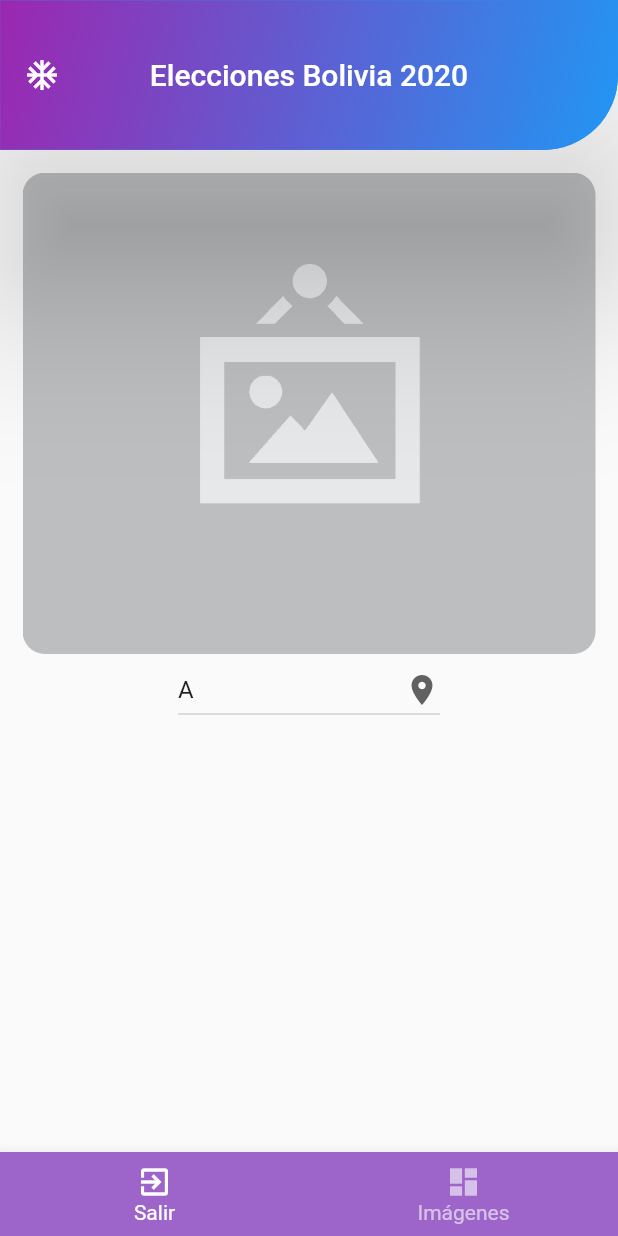
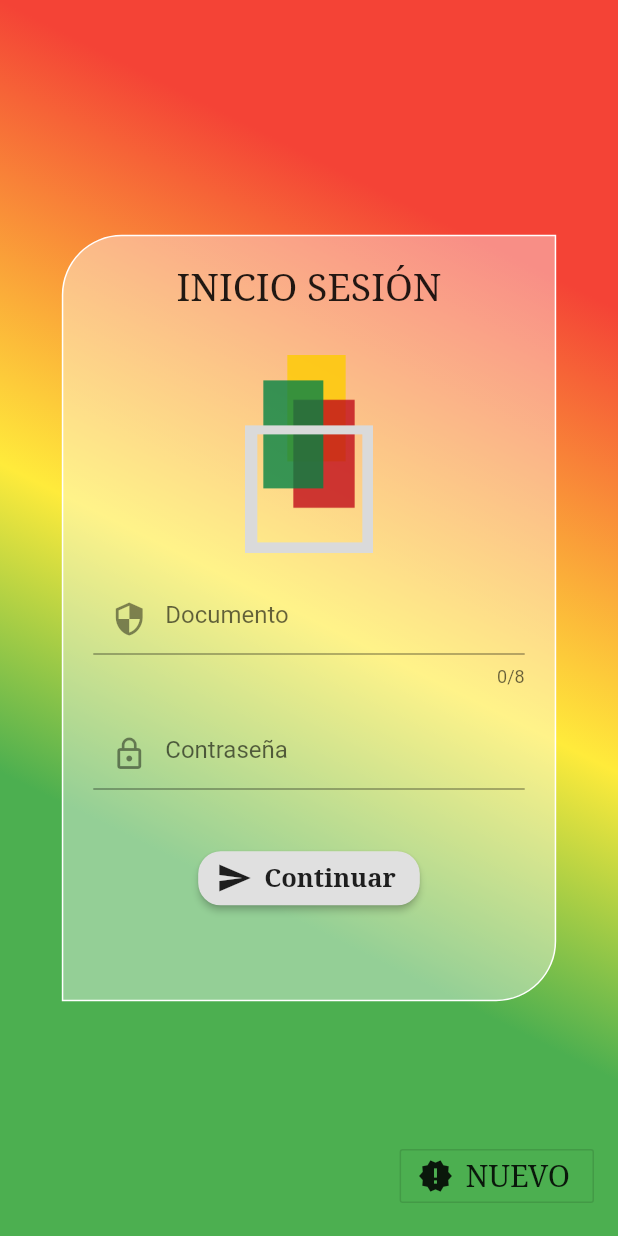
Before and after one commit to cartory/elecciones4sw, a Flutter app: the screen it shows after launch, on a phone screen of 412 x 824 dp. Run offline on Flutter 3.47's test engine with Material 2 defaults, Android fonts, the phone set to English and light mode, and no system bars; our stand-ins replace image_picker, permission_handler.

Commit message:
login page done

```diff
--- a/votercountapp/lib/main.dart
+++ b/votercountapp/lib/main.dart
@@ -1,5 +1,7 @@
 import 'package:flutter/material.dart';
-import 'package:votercountapp/src/views/home.page.dart';
+import 'package:votercountapp/src/views/auth/login.page.dart';
+import 'package:votercountapp/src/views/auth/register.page.dart';
+import 'package:votercountapp/src/views/home/home.page.dart';
 
 void main() {
   runApp(MyApp());
@@ -12,9 +14,11 @@ class MyApp extends StatelessWidget {
     return MaterialApp(
       title: 'Elecciones4SW',
       debugShowCheckedModeBanner: false,
-      initialRoute: HomePage.routeName,
+      initialRoute: LoginPage.route,
       routes: {
-        HomePage.routeName : (_) => HomePage()
+        HomePage.route        : (_) => HomePage(),
+        LoginPage.route       : (_) => LoginPage(),
+        RegisterPage.route    : (_) => RegisterPage(),
       },
     );
   }
--- a/votercountapp/lib/src/views/auth.page.dart
+++ /dev/null
@@ -1 +0,0 @@
-// import 'package:flutter/material.dart';
--- /dev/null
+++ b/votercountapp/lib/src/views/auth/login.page.dart
@@ -0,0 +1,131 @@
+import 'package:flutter/material.dart';
+
+class LoginPage extends StatefulWidget {
+  static String route = "login";
+  LoginPage({Key key}) : super(key: key);
+
+  @override
+  _LoginPageState createState() => _LoginPageState();
+}
+
+class _LoginPageState extends State<LoginPage> {
+  @override
+  Widget build(BuildContext context) {
+    final size = MediaQuery.of(context).size;
+    return Scaffold(
+      resizeToAvoidBottomInset: false,
+      body: Container(
+        child: Container(
+          alignment: Alignment.center,
+          child: Column(
+            crossAxisAlignment: CrossAxisAlignment.center,
+            mainAxisSize: MainAxisSize.max,
+            mainAxisAlignment: MainAxisAlignment.start,
+            children: [
+              Container(
+                padding: EdgeInsets.symmetric(vertical: 20),
+                child: Text(
+                  "INICIO SESIÓN",
+                  style: TextStyle(
+                    fontSize: 25,
+                    fontWeight: FontWeight.w500,
+                    fontStyle: FontStyle.normal,
+                    fontFamily: "serif",
+                  ),
+                ),
+              ),
+              Container(
+                padding: EdgeInsets.symmetric(vertical: 10),
+                child: Image.asset('assets/urn.png'),
+              ),
+              Container(
+                child: TextFormField(
+                  keyboardType: TextInputType.numberWithOptions(
+                    decimal: false,
+                    signed: false,
+                  ),
+                  maxLength: 8,
+                  textAlign: TextAlign.start,
+                  decoration: InputDecoration(
+                    hintText: "Documento",
+                    prefixIcon: Icon(Icons.security),
+                  ),
+                ),
+                padding: EdgeInsets.symmetric(vertical: 10, horizontal: 20),
+              ),
+              Container(
+                child: TextFormField(
+                  obscureText: true,
+                  keyboardType: TextInputType.numberWithOptions(
+                    decimal: false,
+                    signed: false,
+                  ),
+                  textAlign: TextAlign.start,
+                  decoration: InputDecoration(
+                    hintText: "Contraseña",
+                    prefixIcon: Icon(Icons.lock_outline),
+                  ),
+                ),
+                padding: EdgeInsets.symmetric(vertical: 10, horizontal: 20),
+              ),
+              Container(
+                padding: EdgeInsets.symmetric(vertical: 25),
+                child: RaisedButton.icon(
+                  onPressed: () {},
+                  icon: Icon(Icons.send),
+                  label: Text(
+                    "Continuar",
+                    style: TextStyle(
+                      fontSize: 17,
+                      fontWeight: FontWeight.bold,
+                      fontFamily: "serif",
+                    ),
+                  ),
+                  shape: RoundedRectangleBorder(
+                    borderRadius: BorderRadius.circular(15),
+                  ),
+                ),
+              ),
+            ],
+          ),
+          decoration: BoxDecoration(
+            color: Colors.white.withOpacity(.4),
+            borderRadius: BorderRadius.only(
+              bottomRight: Radius.circular(40),
+              topLeft: Radius.circular(40),
+            ),
+            border: Border.all(
+              color: Colors.white,
+              style: BorderStyle.solid,
+            ),
+          ),
+        ),
+        // gradient
+        padding: EdgeInsets.symmetric(
+          horizontal: size.width * .1,
+          vertical: size.height * .19,
+        ),
+        alignment: Alignment.center,
+        decoration: BoxDecoration(
+          gradient: LinearGradient(
+            begin: Alignment.topRight,
+            end: Alignment.bottomLeft,
+            stops: [.2, .5, .7],
+            colors: [Colors.red, Colors.yellow, Colors.green],
+          ),
+        ),
+      ),
+      floatingActionButton: OutlineButton.icon(
+        onPressed: () {},
+        icon: Icon(Icons.new_releases),
+        label: Text(
+          "NUEVO",
+          style: TextStyle(
+            fontFamily: "serif",
+            fontSize: 20,
+          ),
+        ),
+      ),
+    );
+  }
+}
--- /dev/null
+++ b/votercountapp/lib/src/views/auth/register.page.dart
@@ -0,0 +1,16 @@
+import 'package:flutter/material.dart';
+
+class RegisterPage extends StatefulWidget {
+  static String route = "register";
+  RegisterPage({Key key}) : super(key: key);
+
+  @override
+  _RegisterPageState createState() => _RegisterPageState();
+}
+
+class _RegisterPageState extends State<RegisterPage> {
+  @override
+  Widget build(BuildContext context) {
+    return Scaffold();
+  }
+}
--- a/votercountapp/lib/src/views/home.page.dart
+++ b/votercountapp/lib/src/views/home/home.page.dart
@@ -1,8 +1,8 @@
 import 'package:flutter/material.dart';
-import 'package:votercountapp/src/views/form.dart';
+import 'package:votercountapp/src/views/home/form.dart';
 
 class HomePage extends StatefulWidget {
-  static String routeName = "HomePage";
+  static String route = "home";
 
   HomePage({Key key}) : super(key: key);
 
```
Also changed, not shown: votercountapp/lib/src/providers/auth.service.dart (added), votercountapp/lib/src/views/home/form.dart (renamed from votercountapp/lib/src/views/form.dart).
